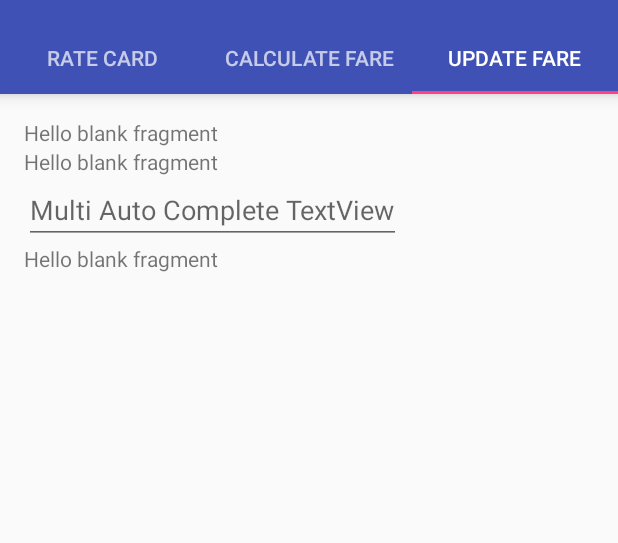
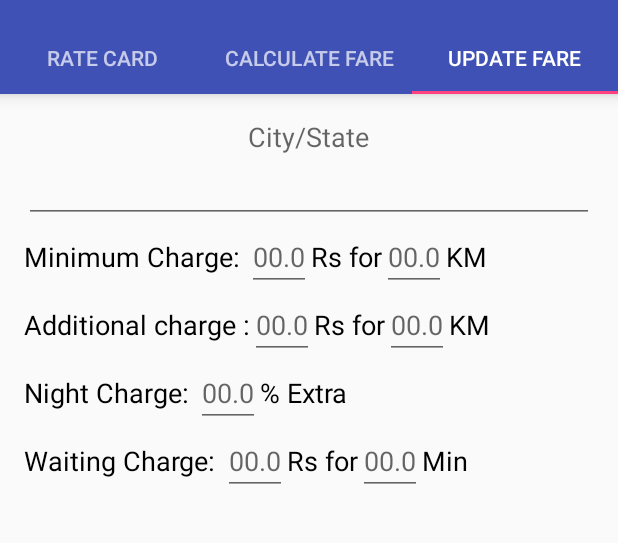
Before and after one commit to nikhilgeo/AutoFare, an Android app: the screen it shows after launch (MainActivity), tab 3 chosen, on a phone screen of 412 x 824 dp, the part 62-605 px from its top. Run offline under Robolectric (Android 15) with nearby library versions, the phone set to English and light mode, and no system bars.

Commit message:
TextInputLayout changed to Edit text and Seperate Textview for label.

```diff
--- a/app/src/main/res/layout/fragment_update_fare.xml
+++ b/app/src/main/res/layout/fragment_update_fare.xml
@@ -1,5 +1,6 @@
 <LinearLayout xmlns:android="http://schemas.android.com/apk/res/android"
     xmlns:tools="http://schemas.android.com/tools"
+
     android:layout_width="fill_parent"
     android:layout_height="fill_parent"
     android:layout_gravity="left|top"
@@ -7,26 +8,188 @@
     android:padding="@dimen/activity_vertical_margin"
     tools:context="com.auto.ng.autofrag.UpdateFare_Frag">
 
-    <!-- TODO: Update blank fragment layout -->
     <TextView
+        android:id="@+id/textViewPlace"
         android:layout_width="wrap_content"
         android:layout_height="wrap_content"
-        android:text="@string/hello_blank_fragment" />
-
-    <TextView
-        android:layout_width="wrap_content"
-        android:layout_height="wrap_content"
-        android:text="@string/hello_blank_fragment" />
+        android:layout_gravity="center_horizontal"
+        android:text="City/State"
+        android:textAppearance="?android:attr/textAppearanceMedium" />
 
     <AutoCompleteTextView
         android:id="@+id/multi_auto_complete_textview"
-        android:layout_width="wrap_content"
+        android:layout_width="match_parent"
         android:layout_height="wrap_content"
-        android:hint="Multi Auto Complete TextView" />
+        android:layout_gravity="center" />
 
-    <TextView
-        android:layout_width="wrap_content"
+
+    <LinearLayout
+        android:layout_width="match_parent"
         android:layout_height="wrap_content"
-        android:text="@string/hello_blank_fragment" />
+        android:layout_gravity="center_horizontal"
+        android:orientation="horizontal">
+
+        <TextView
+            android:layout_width="wrap_content"
+            android:layout_height="wrap_content"
+            android:layout_gravity="left"
+            android:paddingTop="10dp"
+            android:text="Minimum Charge: "
+            style="@style/TextViewTheme" />
+
+        <EditText
+            android:id="@+id/edt_minChrgRate"
+            android:layout_width="wrap_content"
+            android:layout_height="wrap_content"
+            android:hint="00.0"
+            android:maxLength="4" />
+
+        <TextView
+            android:layout_width="wrap_content"
+            android:layout_height="wrap_content"
+            android:layout_gravity="left"
+            android:paddingTop="10dp"
+            android:text="Rs for"
+            style="@style/TextViewTheme" />
+
+        <EditText
+            android:id="@+id/edt_minChrgDist"
+            android:layout_width="wrap_content"
+            android:layout_height="wrap_content"
+            android:hint="00.0"
+            android:maxLength="4" />
+
+        <TextView
+            android:layout_width="wrap_content"
+            android:layout_height="wrap_content"
+            android:layout_gravity="left"
+            android:paddingTop="10dp"
+            android:text="KM"
+            style="@style/TextViewTheme" />
+
+    </LinearLayout>
+
+    <LinearLayout
+        android:layout_width="match_parent"
+        android:layout_height="wrap_content"
+        android:layout_gravity="center_horizontal"
+        android:orientation="horizontal">
+
+        <TextView
+            android:layout_width="wrap_content"
+            android:layout_height="wrap_content"
+            android:layout_gravity="left"
+            android:paddingTop="10dp"
+            android:text="Additional charge :"
+            style="@style/TextViewTheme" />
+
+        <EditText
+            android:id="@+id/edt_afterMinChrgRate"
+            android:layout_width="wrap_content"
+            android:layout_height="wrap_content"
+            android:hint="00.0"
+            android:maxLength="4" />
+
+        <TextView
+            android:layout_width="wrap_content"
+            android:layout_height="wrap_content"
+            android:layout_gravity="left"
+            android:paddingTop="10dp"
+            android:text="Rs for"
+            style="@style/TextViewTheme" />
+
+        <EditText
+            android:id="@+id/edt_afterMinChrgDist"
+            android:layout_width="wrap_content"
+            android:layout_height="wrap_content"
+            android:hint="00.0"
+            android:maxLength="4" />
+
+        <TextView
+            android:layout_width="wrap_content"
+            android:layout_height="wrap_content"
+            android:layout_gravity="left"
+            android:paddingTop="10dp"
+            android:text="KM"
+            style="@style/TextViewTheme" />
+
+    </LinearLayout>
+
+    <LinearLayout
+        android:layout_width="match_parent"
+        android:layout_height="wrap_content"
+        android:layout_gravity="center_horizontal"
+        android:orientation="horizontal">
+
+        <TextView
+            android:layout_width="wrap_content"
+            android:layout_height="wrap_content"
+            android:layout_gravity="left"
+            android:paddingTop="10dp"
+            android:text="Night Charge: "
+            style="@style/TextViewTheme" />
+
+        <EditText
+            android:id="@+id/edt_nightChrgRate"
+            android:layout_width="wrap_content"
+            android:layout_height="wrap_content"
+            android:hint="00.0"
+            android:maxLength="4" />
+
+        <TextView
+            android:layout_width="wrap_content"
+            android:layout_height="wrap_content"
+            android:layout_gravity="left"
+            android:paddingTop="10dp"
+            android:text="% Extra"
+            style="@style/TextViewTheme" />
+
+    </LinearLayout>
+
+    <LinearLayout
+        android:layout_width="match_parent"
+        android:layout_height="wrap_content"
+        android:layout_gravity="center_horizontal"
+        android:orientation="horizontal">
+
+        <TextView
+            android:layout_width="wrap_content"
+            android:layout_height="wrap_content"
+            android:layout_gravity="left"
+            android:paddingTop="10dp"
+            android:text="Waiting Charge: "
+            style="@style/TextViewTheme" />
+
+        <EditText
+            android:id="@+id/edt_waitingChrg"
+            android:layout_width="wrap_content"
+            android:layout_height="wrap_content"
+            android:hint="00.0"
+            android:maxLength="4" />
+
+        <TextView
+            android:layout_width="wrap_content"
+            android:layout_height="wrap_content"
+            android:layout_gravity="left"
+            android:paddingTop="10dp"
+            android:text="Rs for"
+            style="@style/TextViewTheme" />
+
+        <EditText
+            android:id="@+id/edt_waitingChrgMin"
+            android:layout_width="wrap_content"
+            android:layout_height="wrap_content"
+            android:hint="00.0"
+            android:maxLength="4" />
+
+        <TextView
+            android:layout_width="wrap_content"
+            android:layout_height="wrap_content"
+            android:layout_gravity="left"
+            android:paddingTop="10dp"
+            android:text="Min"
+            style="@style/TextViewTheme" />
+
+    </LinearLayout>
 
 </LinearLayout>
```
